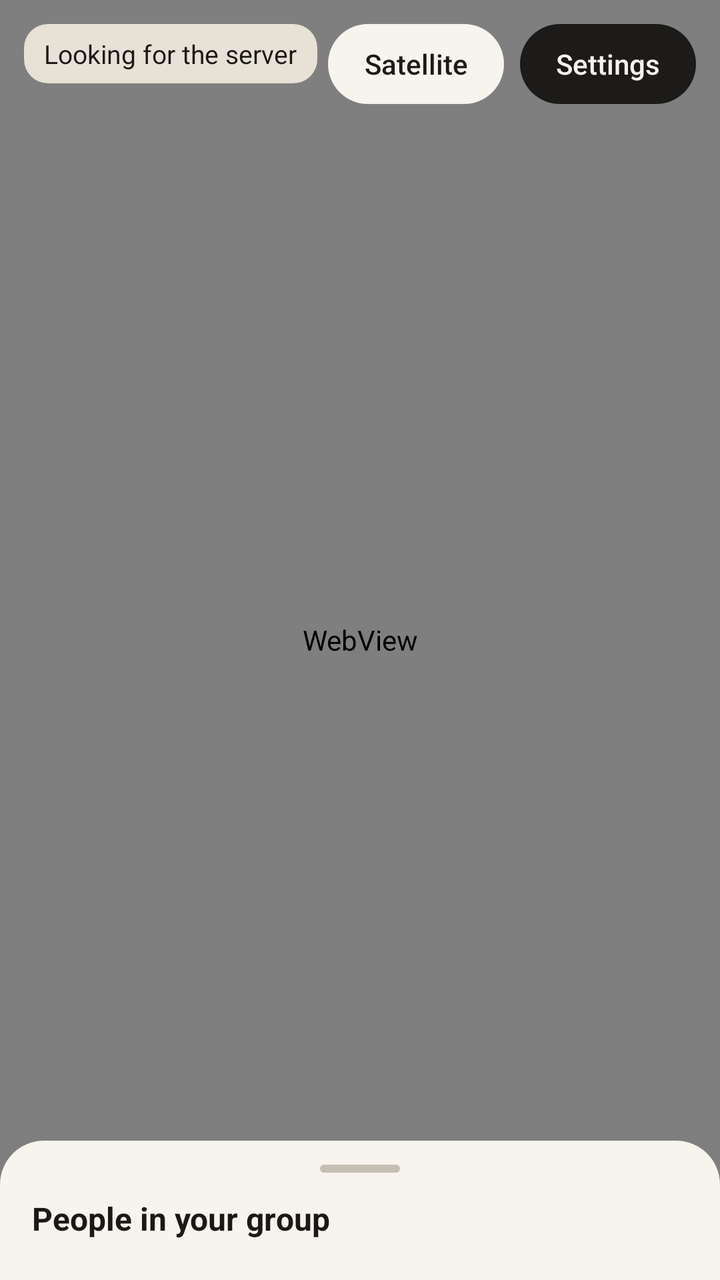
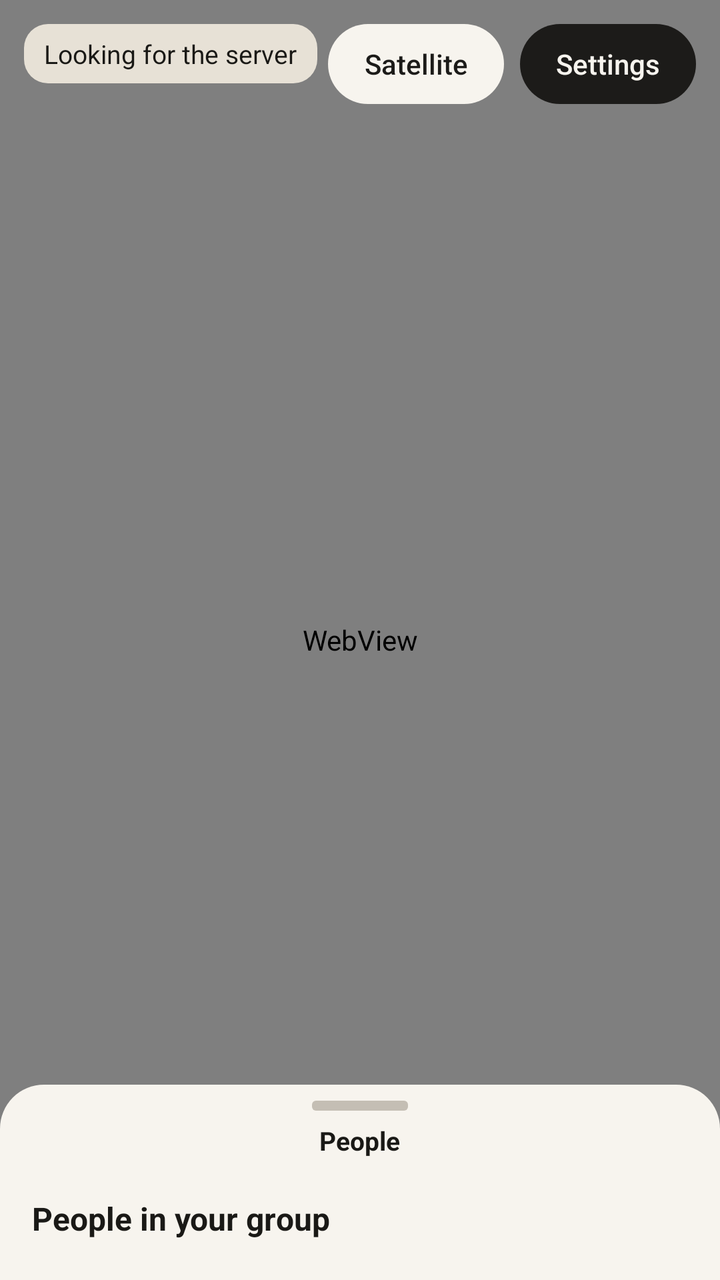

Before-and-after screenshots of an Android layout around one commit, followed by the original layout XML and the change that was made.
<!-- AndroidManifest.xml: application theme android:Theme.Material.Light.NoActionBar -->
<!-- res/layout/activity_map.xml -->
<?xml version="1.0" encoding="utf-8"?>
<FrameLayout xmlns:android="http://schemas.android.com/apk/res/android"
    android:layout_width="match_parent"
    android:layout_height="match_parent"
    android:background="#E7E2D6">

    <WebView
        android:id="@+id/map"
        android:layout_width="match_parent"
        android:layout_height="match_parent" />

    <LinearLayout
        android:layout_width="match_parent"
        android:layout_height="wrap_content"
        android:gravity="end"
        android:orientation="horizontal"
        android:padding="12dp">

        <Button
            android:id="@+id/satelliteButton"
            android:layout_width="wrap_content"
            android:layout_height="40dp"
            android:layout_marginRight="8dp"
            android:background="@drawable/pill_light"
            android:stateListAnimator="@null"
            android:paddingLeft="16dp"
            android:paddingRight="16dp"
            android:text="Satellite"
            android:textAllCaps="false"
            android:textColor="#1C1B19"
            android:textSize="14sp" />

        <Button
            android:id="@+id/settingsButton"
            android:layout_width="wrap_content"
            android:layout_height="40dp"
            android:background="@drawable/pill_dark"
            android:stateListAnimator="@null"
            android:paddingLeft="16dp"
            android:paddingRight="16dp"
            android:text="Settings"
            android:textAllCaps="false"
            android:textColor="#F7F4EE"
            android:textSize="14sp" />
    </LinearLayout>

    <TextView
        android:id="@+id/statusText"
        android:layout_width="wrap_content"
        android:layout_height="wrap_content"
        android:layout_gravity="top|start"
        android:layout_margin="12dp"
        android:background="@drawable/status_bg"
        android:paddingLeft="10dp"
        android:paddingTop="6dp"
        android:paddingRight="10dp"
        android:paddingBottom="6dp"
        android:text="Looking for the server"
        android:textColor="#1A1916"
        android:textSize="13sp" />

    <LinearLayout
        android:layout_width="match_parent"
        android:layout_height="wrap_content"
        android:layout_gravity="bottom"
        android:orientation="vertical">

        <com.family.locationtest.SwipeCard
            android:id="@+id/personCard"
            android:layout_width="match_parent"
            android:layout_height="wrap_content"
            android:layout_marginLeft="12dp"
            android:layout_marginRight="12dp"
            android:layout_marginBottom="8dp"
            android:background="@drawable/card_bg"
            android:orientation="vertical"
            android:padding="14dp"
            android:visibility="gone">

            <TextView
                android:id="@+id/cardName"
                android:layout_width="match_parent"
                android:layout_height="wrap_content"
                android:textColor="#1C1B19"
                android:textSize="18sp"
                android:textStyle="bold" />

            <TextView
                android:id="@+id/cardArrived"
                android:layout_width="match_parent"
                android:layout_height="wrap_content"
                android:paddingTop="4dp"
                android:textColor="#5C584F"
                android:textSize="14sp" />

            <TextView
                android:id="@+id/cardStay"
                android:layout_width="match_parent"
                android:layout_height="wrap_content"
                android:paddingTop="2dp"
                android:paddingBottom="10dp"
                android:textColor="#5C584F"
                android:textSize="14sp" />

            <LinearLayout
                android:layout_width="match_parent"
                android:layout_height="wrap_content"
                android:orientation="horizontal">

                <Button
                    android:id="@+id/cardView"
                    android:layout_width="0dp"
                    android:layout_height="40dp"
                    android:layout_marginRight="6dp"
                    android:layout_weight="1"
                    android:background="@drawable/pill_light"
                    android:stateListAnimator="@null"
                    android:text="View"
                    android:textAllCaps="false"
                    android:textColor="#1C1B19" />

                <Button
                    android:id="@+id/cardCall"
                    android:layout_width="0dp"
                    android:layout_height="40dp"
                    android:layout_marginRight="6dp"
                    android:layout_weight="1"
                    android:background="@drawable/pill_light"
                    android:stateListAnimator="@null"
                    android:text="Call"
                    android:textAllCaps="false"
                    android:textColor="#1C1B19" />

                <Button
                    android:id="@+id/cardText"
                    android:layout_width="0dp"
                    android:layout_height="40dp"
                    android:layout_weight="1"
                    android:background="@drawable/pill_dark"
                    android:stateListAnimator="@null"
                    android:text="Text"
                    android:textAllCaps="false"
                    android:textColor="#F7F4EE" />
            </LinearLayout>
        </com.family.locationtest.SwipeCard>

        <LinearLayout
            android:id="@+id/sheet"
            android:layout_width="match_parent"
            android:layout_height="wrap_content"
            android:background="@drawable/sheet_bg"
            android:orientation="vertical"
            android:paddingLeft="16dp"
            android:paddingRight="16dp"
            android:paddingBottom="12dp">

            <FrameLayout
                android:id="@+id/peopleTab"
                android:layout_width="match_parent"
                android:layout_height="28dp">

                <View
                    android:layout_width="40dp"
                    android:layout_height="4dp"
                    android:layout_gravity="center"
                    android:background="@drawable/grabber" />
            </FrameLayout>

            <TextView
                android:layout_width="match_parent"
                android:layout_height="wrap_content"
                android:paddingBottom="8dp"
                android:text="People in your group"
                android:textColor="#1A1916"
                android:textSize="16sp"
                android:textStyle="bold" />

            <ScrollView
                android:id="@+id/peopleScroll"
                android:layout_width="match_parent"
                android:layout_height="wrap_content"
                android:fillViewport="false"
                android:overScrollMode="ifContentScrolls"
                android:scrollbars="vertical">

                <LinearLayout
                    android:id="@+id/peopleList"
                    android:layout_width="match_parent"
                    android:layout_height="wrap_content"
                    android:orientation="vertical" />
            </ScrollView>
        </LinearLayout>
    </LinearLayout>
</FrameLayout>
<!-- resources referenced by this layout -->
<resources>
  <!-- drawable card_bg (drawable) -->
  <?xml version="1.0" encoding="utf-8"?>
  <shape xmlns:android="http://schemas.android.com/apk/res/android" android:shape="rectangle">
      <solid android:color="#FFFFFF" />
      <corners android:radius="18dp" />
  </shape>
  <!-- drawable grabber (drawable) -->
  <?xml version="1.0" encoding="utf-8"?>
  <shape xmlns:android="http://schemas.android.com/apk/res/android" android:shape="rectangle">
      <solid android:color="#C4BEB4" />
      <corners android:radius="2dp" />
  </shape>
  <!-- drawable pill_dark (drawable) -->
  <?xml version="1.0" encoding="utf-8"?>
  <shape xmlns:android="http://schemas.android.com/apk/res/android" android:shape="rectangle">
      <solid android:color="#1C1B19" />
      <corners android:radius="22dp" />
  </shape>
  <!-- drawable pill_light (drawable) -->
  <?xml version="1.0" encoding="utf-8"?>
  <shape xmlns:android="http://schemas.android.com/apk/res/android" android:shape="rectangle">
      <solid android:color="#F7F4EE" />
      <corners android:radius="22dp" />
  </shape>
  <!-- drawable sheet_bg (drawable) -->
  <?xml version="1.0" encoding="utf-8"?>
  <shape xmlns:android="http://schemas.android.com/apk/res/android" android:shape="rectangle">
      <solid android:color="#F7F4EE" />
      <corners android:topLeftRadius="22dp" android:topRightRadius="22dp" />
  </shape>
  <!-- drawable status_bg (drawable) -->
  <?xml version="1.0" encoding="utf-8"?>
  <shape xmlns:android="http://schemas.android.com/apk/res/android" android:shape="rectangle">
      <solid android:color="#E7E1D6" />
      <corners android:radius="12dp" />
  </shape>
</resources>

<!-- the commit's change to res/layout/activity_map.xml (unified diff, before → after) -->
@@ -59,136 +59,141 @@
         android:textColor="#1A1916"
         android:textSize="13sp" />
 
-    <LinearLayout
+    <com.family.locationtest.SwipeCard
+        android:id="@+id/personCard"
         android:layout_width="match_parent"
         android:layout_height="wrap_content"
         android:layout_gravity="bottom"
-        android:orientation="vertical">
+        android:layout_marginLeft="12dp"
+        android:layout_marginRight="12dp"
+        android:background="@drawable/card_bg"
+        android:orientation="vertical"
+        android:padding="14dp"
+        android:visibility="gone">
 
-        <com.family.locationtest.SwipeCard
-            android:id="@+id/personCard"
+        <TextView
+            android:id="@+id/cardName"
             android:layout_width="match_parent"
             android:layout_height="wrap_content"
-            android:layout_marginLeft="12dp"
-            android:layout_marginRight="12dp"
-            android:layout_marginBottom="8dp"
-            android:background="@drawable/card_bg"
+            android:textColor="#1C1B19"
+            android:textSize="18sp"
+            android:textStyle="bold" />
+
+        <TextView
+            android:id="@+id/cardArrived"
+            android:layout_width="match_parent"
+            android:layout_height="wrap_content"
+            android:paddingTop="4dp"
+            android:textColor="#5C584F"
+            android:textSize="14sp" />
+
+        <TextView
+            android:id="@+id/cardStay"
+            android:layout_width="match_parent"
+            android:layout_height="wrap_content"
+            android:paddingTop="2dp"
+            android:paddingBottom="10dp"
+            android:textColor="#5C584F"
+            android:textSize="14sp" />
+
+        <LinearLayout
+            android:layout_width="match_parent"
+            android:layout_height="wrap_content"
+            android:orientation="horizontal">
+
+            <Button
+                android:id="@+id/cardView"
+                android:layout_width="0dp"
+                android:layout_height="40dp"
+                android:layout_marginRight="6dp"
+                android:layout_weight="1"
+                android:background="@drawable/pill_light"
+                android:stateListAnimator="@null"
+                android:text="View"
+                android:textAllCaps="false"
+                android:textColor="#1C1B19" />
+
+            <Button
+                android:id="@+id/cardCall"
+                android:layout_width="0dp"
+                android:layout_height="40dp"
+                android:layout_marginRight="6dp"
+                android:layout_weight="1"
+                android:background="@drawable/pill_light"
+                android:stateListAnimator="@null"
+                android:text="Call"
+                android:textAllCaps="false"
+                android:textColor="#1C1B19" />
+
+            <Button
+                android:id="@+id/cardText"
+                android:layout_width="0dp"
+                android:layout_height="40dp"
+                android:layout_weight="1"
+                android:background="@drawable/pill_dark"
+                android:stateListAnimator="@null"
+                android:text="Text"
+                android:textAllCaps="false"
+                android:textColor="#F7F4EE" />
+        </LinearLayout>
+    </com.family.locationtest.SwipeCard>
+
+    <LinearLayout
+        android:id="@+id/sheet"
+        android:layout_width="match_parent"
+        android:layout_height="wrap_content"
+        android:layout_gravity="bottom"
+        android:background="@drawable/sheet_bg"
+        android:orientation="vertical"
+        android:paddingLeft="16dp"
+        android:paddingRight="16dp"
+        android:paddingBottom="12dp">
+
+        <LinearLayout
+            android:id="@+id/peopleTab"
+            android:layout_width="match_parent"
+            android:layout_height="56dp"
+            android:gravity="center_horizontal"
             android:orientation="vertical"
-            android:padding="14dp"
-            android:visibility="gone">
+            android:paddingTop="8dp">
+
+            <View
+                android:layout_width="48dp"
+                android:layout_height="5dp"
+                android:background="@drawable/grabber" />
 
             <TextView
-                android:id="@+id/cardName"
+                android:layout_width="wrap_content"
+                android:layout_height="wrap_content"
+                android:paddingTop="6dp"
+                android:text="People"
+                android:textColor="#1A1916"
+                android:textSize="13sp"
+                android:textStyle="bold" />
+        </LinearLayout>
+
+        <TextView
+            android:layout_width="match_parent"
+            android:layout_height="wrap_content"
+            android:paddingBottom="8dp"
+            android:text="People in your group"
+            android:textColor="#1A1916"
+            android:textSize="16sp"
+            android:textStyle="bold" />
+
+        <ScrollView
+            android:id="@+id/peopleScroll"
+            android:layout_width="match_parent"
+            android:layout_height="wrap_content"
+            android:fillViewport="false"
+            android:overScrollMode="ifContentScrolls"
+            android:scrollbars="vertical">
+
+            <LinearLayout
+                android:id="@+id/peopleList"
                 android:layout_width="match_parent"
                 android:layout_height="wrap_content"
-                android:textColor="#1C1B19"
-                android:textSize="18sp"
-                android:textStyle="bold" />
-
-            <TextView
-                android:id="@+id/cardArrived"
-                android:layout_width="match_parent"
-                android:layout_height="wrap_content"
-                android:paddingTop="4dp"
-                android:textColor="#5C584F"
-                android:textSize="14sp" />
-
-            <TextView
-                android:id="@+id/cardStay"
-                android:layout_width="match_parent"
-                android:layout_height="wrap_content"
-                android:paddingTop="2dp"
-                android:paddingBottom="10dp"
-                android:textColor="#5C584F"
-                android:textSize="14sp" />
-
-            <LinearLayout
-                android:layout_width="match_parent"
-                android:layout_height="wrap_content"
-                android:orientation="horizontal">
-
-                <Button
-                    android:id="@+id/cardView"
-                    android:layout_width="0dp"
-                    android:layout_height="40dp"
-                    android:layout_marginRight="6dp"
-                    android:layout_weight="1"
-                    android:background="@drawable/pill_light"
-                    android:stateListAnimator="@null"
-                    android:text="View"
-                    android:textAllCaps="false"
-                    android:textColor="#1C1B19" />
-
-                <Button
-                    android:id="@+id/cardCall"
-                    android:layout_width="0dp"
-                    android:layout_height="40dp"
-                    android:layout_marginRight="6dp"
-                    android:layout_weight="1"
-                    android:background="@drawable/pill_light"
-                    android:stateListAnimator="@null"
-                    android:text="Call"
-                    android:textAllCaps="false"
-                    android:textColor="#1C1B19" />
-
-                <Button
-                    android:id="@+id/cardText"
-                    android:layout_width="0dp"
-                    android:layout_height="40dp"
-                    android:layout_weight="1"
-                    android:background="@drawable/pill_dark"
-                    android:stateListAnimator="@null"
-                    android:text="Text"
-                    android:textAllCaps="false"
-                    android:textColor="#F7F4EE" />
-            </LinearLayout>
-        </com.family.locationtest.SwipeCard>
-
-        <LinearLayout
-            android:id="@+id/sheet"
-            android:layout_width="match_parent"
-            android:layout_height="wrap_content"
-            android:background="@drawable/sheet_bg"
-            android:orientation="vertical"
-            android:paddingLeft="16dp"
-            android:paddingRight="16dp"
-            android:paddingBottom="12dp">
-
-            <FrameLayout
-                android:id="@+id/peopleTab"
-                android:layout_width="match_parent"
-                android:layout_height="28dp">
-
-                <View
-                    android:layout_width="40dp"
-                    android:layout_height="4dp"
-                    android:layout_gravity="center"
-                    android:background="@drawable/grabber" />
-            </FrameLayout>
-
-            <TextView
-                android:layout_width="match_parent"
-                android:layout_height="wrap_content"
-                android:paddingBottom="8dp"
-                android:text="People in your group"
-                android:textColor="#1A1916"
-                android:textSize="16sp"
-                android:textStyle="bold" />
-
-            <ScrollView
-                android:id="@+id/peopleScroll"
-                android:layout_width="match_parent"
-                android:layout_height="wrap_content"
-                android:fillViewport="false"
-                android:overScrollMode="ifContentScrolls"
-                android:scrollbars="vertical">
-
-                <LinearLayout
-                    android:id="@+id/peopleList"
-                    android:layout_width="match_parent"
-                    android:layout_height="wrap_content"
-                    android:orientation="vertical" />
-            </ScrollView>
-        </LinearLayout>
+                android:orientation="vertical" />
+        </ScrollView>
     </LinearLayout>
 </FrameLayout>
